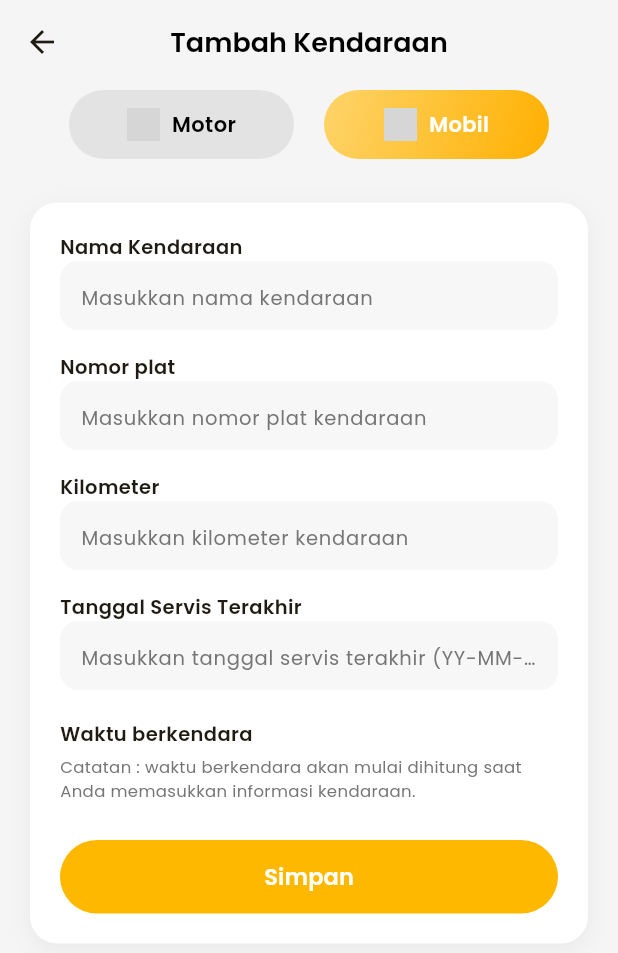
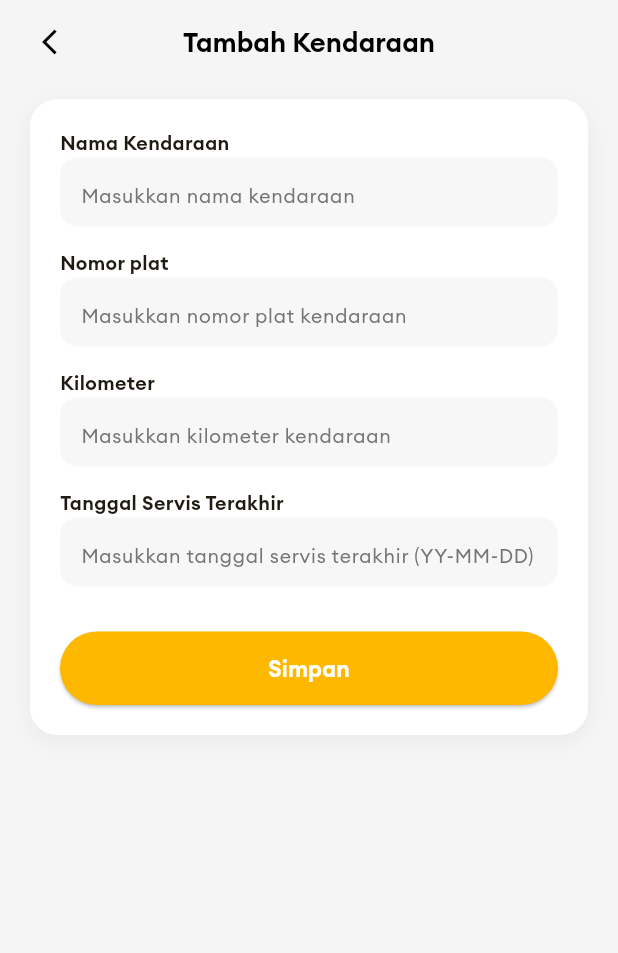
Before and after one commit to gustigratia/URide, a Flutter app: the TambahKendaraanPage screen opened by its route, on a phone screen of 412 x 824 dp. Shown: the top 953 px of the screen. Run offline on Flutter 3.47's test engine with Material 3 defaults, Android fonts, the phone set to English and light mode, and no system bars; our stand-ins replace auto_size_text, flutter_map, geolocator, google_fonts, latlong2, supabase_flutter; accounts and stored records are empty; grey boxes are pictures that could not be loaded.

Commit message:
Fix: Integrate Add Vehicle & Vehicle Detail

```diff
--- a/lib/screen/addvehicle_screen.dart
+++ b/lib/screen/addvehicle_screen.dart
@@ -1,8 +1,5 @@
 import 'package:flutter/material.dart';
-import 'package:google_fonts/google_fonts.dart';
 import 'package:supabase_flutter/supabase_flutter.dart';
-import 'package:uride/routes/app_routes.dart';
-
 
 class TambahKendaraanPage extends StatefulWidget {
   const TambahKendaraanPage({super.key});
@@ -17,40 +14,61 @@ class _TambahKendaraanPageState extends State<TambahKendaraanPage> {
   final TextEditingController kilometerC = TextEditingController();
   final TextEditingController lastServiceDateC = TextEditingController();
 
-  bool isMotor = false;
-  bool isMobil = true;
+  String selectedType = "motor"; // default
+
+  @override
+  void didChangeDependencies() {
+    super.didChangeDependencies();
+
+    final args =
+        ModalRoute.of(context)!.settings.arguments as Map<String, dynamic>?;
+
+    if (args != null && args.containsKey("type")) {
+      selectedType = args["type"]; // motor / mobil
+    }
+  }
 
   Future<void> simpanKendaraan() async {
     final supabase = Supabase.instance.client;
 
-    // ambil user yg sedang login
-    final userId = 'ac2240e5-5bf9-4314-8892-0f925639bde8';
-
+    final user = supabase.auth.currentUser;
+    if (user == null) return;
 
     final data = {
-      "userid": userId, // <<< tambahan penting
-      "vehicletype": isMotor ? "motor" : "mobil",
+      "userid": user.id,
+      "vehicletype": selectedType,
       "vehiclename": namaKendaraanC.text,
       "vehiclenumber": nomorPlatC.text,
       "kilometer": kilometerC.text,
       "lastservicedate": lastServiceDateC.text,
     };
 
-    final response = await supabase.from('vehicles').insert(data);
+    try {
+      final response = await supabase
+          .from('vehicles')
+          .insert(data)
+          .select()
+          .single();
 
-    if (response != null && response.isNotEmpty) {
-      // Clear form setelah berhasil save
-      namaKendaraanC.clear();
-      nomorPlatC.clear();
-      kilometerC.clear();
-      lastServiceDateC.clear();
+      final vehicleId = response['id'];
 
       ScaffoldMessenger.of(context).showSnackBar(
         const SnackBar(content: Text("Kendaraan berhasil disimpan!")),
       );
 
-      // Direct ke halaman VehicleDetailPage()
-      Navigator.pushReplacementNamed(context, AppRoutes.vehicle);
+      // ➜ KIRIM TYPE + ID
+      Navigator.pushNamed(
+        context,
+        '/vehicle',
+        arguments: {
+          "id": vehicleId,
+          "type": selectedType,
+        },
+      );
+
+    } catch (e) {
+      ScaffoldMessenger.of(context)
+          .showSnackBar(SnackBar(content: Text("Error: $e")));
     }
   }
 
@@ -62,130 +80,33 @@ class _TambahKendaraanPageState extends State<TambahKendaraanPage> {
         backgroundColor: Colors.transparent,
         elevation: 0,
         centerTitle: true,
-        title: Text(
+        leading: GestureDetector(
+          onTap: () => Navigator.pop(context),
+          child: const Padding(
+            padding: EdgeInsets.only(left: 10),
+            child: Icon(
+              Icons.arrow_back_ios_new,
+              color: Colors.black,
+              size: 20,
+            ),
+          ),
+        ),
+        title: const Text(
           "Tambah Kendaraan",
-          style: GoogleFonts.poppins(
+          style: TextStyle(
+            fontFamily: "Euclid",
             fontSize: 18,
             fontWeight: FontWeight.w600,
             color: Colors.black,
           ),
         ),
       ),
+
       body: SingleChildScrollView(
         padding: const EdgeInsets.symmetric(horizontal: 20),
         child: Column(
           children: [
-            // TAB MOTOR - MOBIL
-            Container(
-              padding: const EdgeInsets.all(4),
-              decoration: BoxDecoration(
-                borderRadius: BorderRadius.circular(30),
-              ),
-              child: Row(
-                mainAxisAlignment:
-                    MainAxisAlignment.center, // ← BIAR TETAP DI TENGAH
-                children: [
-                  // ---------------- MOTOR ----------------
-                  SizedBox(
-                    width: 150,
-                    child: GestureDetector(
-                      onTap: () => setState(() {
-                        isMotor = true;
-                        isMobil = false;
-                      }),
-                      child: Container(
-                        padding: const EdgeInsets.symmetric(vertical: 12),
-                        decoration: BoxDecoration(
-                          borderRadius: BorderRadius.circular(30),
-                          gradient: isMotor
-                              ? const LinearGradient(
-                                  colors: [
-                                    Color(0xFFFED46A),
-                                    Color(0xFFFFB000),
-                                  ],
-                                  begin: Alignment.topLeft,
-                                  end: Alignment.bottomRight,
-                                )
-                              : null,
-                          color: isMotor ? null : const Color(0xffE3E3E3),
-                        ),
-                        child: Row(
-                          mainAxisAlignment: MainAxisAlignment.center,
-                          children: [
-                            Image.asset(
-                              isMotor
-                                  ? "images/motor-clicked.png"
-                                  : "images/motor-default.png",
-                              width: 22,
-                            ),
-                            const SizedBox(width: 8),
-                            Text(
-                              "Motor",
-                              style: GoogleFonts.poppins(
-                                fontSize: 14,
-                                fontWeight: FontWeight.w600,
-                                color: isMotor ? Colors.white : Colors.black,
-                              ),
-                            ),
-                          ],
-                        ),
-                      ),
-                    ),
-                  ),
-
-                  const SizedBox(width: 20),
-
-                  // ---------------- MOBIL ----------------
-                  SizedBox(
-                    width: 150,
-                    child: GestureDetector(
-                      onTap: () => setState(() {
-                        isMotor = false;
-                        isMobil = true;
-                      }),
-                      child: Container(
-                        padding: const EdgeInsets.symmetric(vertical: 12),
-                        decoration: BoxDecoration(
-                          borderRadius: BorderRadius.circular(30),
-                          gradient: isMobil
-                              ? const LinearGradient(
-                                  colors: [
-                                    Color(0xFFFED46A),
-                                    Color(0xFFFFB000),
-                                  ],
-                                  begin: Alignment.topLeft,
-                                  end: Alignment.bottomRight,
-                                )
-                              : null,
-                          color: isMobil ? null : const Color(0xffE3E3E3),
-                        ),
-                        child: Row(
-                          mainAxisAlignment: MainAxisAlignment.center,
-                          children: [
-                            Image.asset(
-                              isMobil
-                                  ? "images/mobil-clicked.png"
-                                  : "images/mobil-default.png",
-                              width: 22,
-                            ),
-                            const SizedBox(width: 8),
-                            Text(
-                              "Mobil",
-                              style: GoogleFonts.poppins(
-                                fontSize: 14,
-                                fontWeight: FontWeight.w600,
-                                color: isMobil ? Colors.white : Colors.black,
-                              ),
-                            ),
-                          ],
-                        ),
-                      ),
-                    ),
-                  ),
-                ],
-              ),
-            ),
-            const SizedBox(height: 25),
+            const SizedBox(height: 10),
 
             // FORM CARD
             Container(
@@ -198,7 +119,7 @@ class _TambahKendaraanPageState extends State<TambahKendaraanPage> {
                     color: Colors.black.withOpacity(0.05),
                     blurRadius: 12,
                     offset: const Offset(0, 4),
-                  )
+                  ),
                 ],
               ),
               child: Column(
@@ -223,46 +144,25 @@ class _TambahKendaraanPageState extends State<TambahKendaraanPage> {
                   buildField("Masukkan tanggal servis terakhir (YY-MM-DD)",
                       controller: lastServiceDateC),
 
-                  const SizedBox(height: 20),
+                  const SizedBox(height: 30),
 
-                  Text(
-                    "Waktu berkendara",
-                    style: GoogleFonts.poppins(
-                      fontSize: 13,
-                      fontWeight: FontWeight.w600,
-                    ),
-                  ),
-                  const SizedBox(height: 4),
-                  Text(
-                    "Catatan : waktu berkendara akan mulai dihitung saat Anda memasukkan informasi kendaraan.",
-                    style: GoogleFonts.poppins(
-                      fontSize: 11,
-                      color: Colors.grey[600],
-                    ),
-                  ),
-
-                  const SizedBox(height: 25),
-
-                  // BUTTON SIMPAN
                   SizedBox(
                     width: double.infinity,
                     child: ElevatedButton(
-                      onPressed: () {
-                        simpanKendaraan();
-                      },
+                      onPressed: simpanKendaraan,
                       style: ElevatedButton.styleFrom(
                         backgroundColor: const Color(0xffFEB800),
                         padding: const EdgeInsets.symmetric(vertical: 14),
                         shape: RoundedRectangleBorder(
                           borderRadius: BorderRadius.circular(30),
                         ),
-                        elevation: 0,
                       ),
-                      child: Text(
+                      child: const Text(
                         "Simpan",
-                        style: GoogleFonts.poppins(
+                        style: TextStyle(
+                          fontFamily: "Euclid",
+                          fontSize: 15,
                           fontWeight: FontWeight.w600,
-                          fontSize: 15,
                           color: Colors.white,
                         ),
                       ),
@@ -270,7 +170,7 @@ class _TambahKendaraanPageState extends State<TambahKendaraanPage> {
                   ),
                 ],
               ),
-            )
+            ),
           ],
         ),
       ),
@@ -280,7 +180,8 @@ class _TambahKendaraanPageState extends State<TambahKendaraanPage> {
   Widget buildLabel(String text) {
     return Text(
       text,
-      style: GoogleFonts.poppins(
+      style: const TextStyle(
+        fontFamily: "Euclid",
         fontSize: 13,
         fontWeight: FontWeight.w600,
       ),
@@ -298,7 +199,11 @@ class _TambahKendaraanPageState extends State<TambahKendaraanPage> {
         controller: controller,
         decoration: InputDecoration(
           hintText: hint,
-          hintStyle: GoogleFonts.poppins(fontSize: 13, color: Colors.grey[600]),
+          hintStyle: TextStyle(
+            fontFamily: "Euclid",
+            fontSize: 13,
+            color: Colors.grey[600],
+          ),
           border: InputBorder.none,
           contentPadding: const EdgeInsets.symmetric(horizontal: 14),
         ),
```
Also changed, not shown: lib/screen/vehicle_detail_page.dart (+125 -101 lines).
